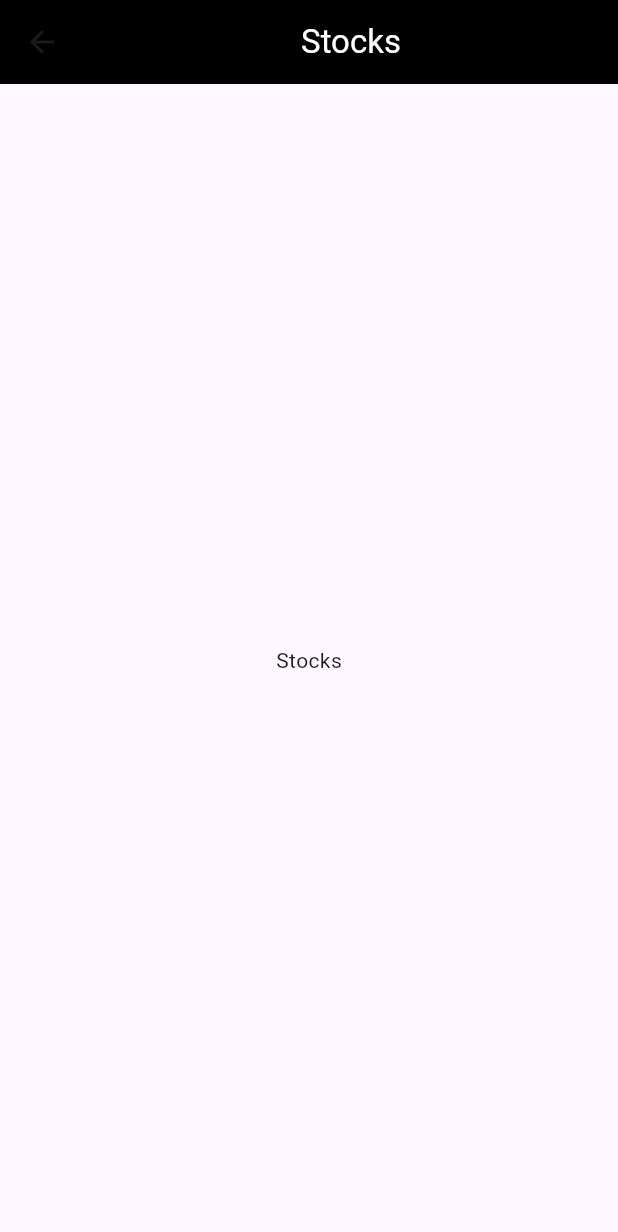
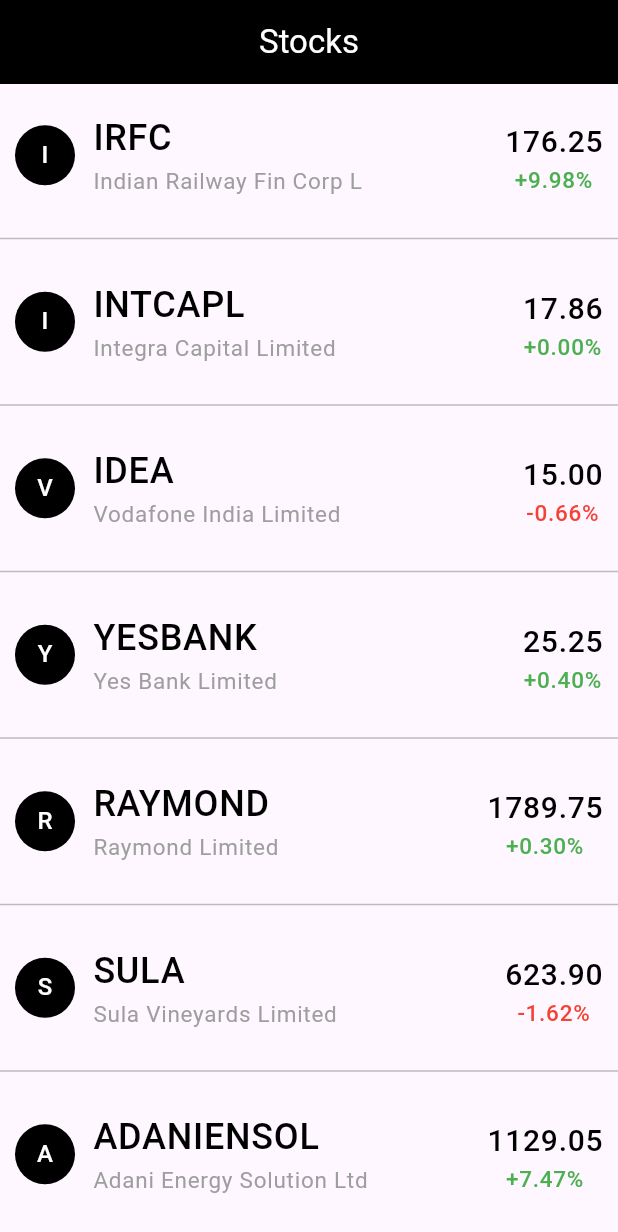
Before and after one commit to DINESH-JUMANI/Stockphoria, a Flutter app: the StocksScreen screen opened directly, on a phone screen of 412 x 824 dp. Shown: the top 1232 px of the screen. Run offline on Flutter 3.47's test engine with Material 3 defaults, Android fonts, the phone set to English and light mode, and no system bars; our stand-ins replace cloud_firestore, firebase_auth, firebase_core, flutter_riverpod; accounts and stored records are empty.

Commit message:
Added Dummy Stocks

```diff
--- /dev/null
+++ b/stock_app/lib/data/dummy_stocks.dart
@@ -0,0 +1,44 @@
+import 'package:stock_app/models/stock.dart';
+
+final dummyStocks = [
+  Stock(
+      symbol: "IRFC",
+      company: 'Indian Railway Fin Corp L',
+      price: 176.25,
+      changeInPrice: 9.98),
+  Stock(
+      symbol: "INTCAPL",
+      company: 'Integra Capital Limited',
+      price: 17.86,
+      changeInPrice: 0.0),
+  Stock(
+      symbol: "IDEA",
+      company: 'Vodafone India Limited',
+      price: 15.00,
+      changeInPrice: -0.66),
+  Stock(
+      symbol: "YESBANK",
+      company: 'Yes Bank Limited',
+      price: 25.25,
+      changeInPrice: 0.40),
+  Stock(
+      symbol: "RAYMOND",
+      company: 'Raymond Limited',
+      price: 1789.75,
+      changeInPrice: 0.30),
+  Stock(
+      symbol: "SULA",
+      company: 'Sula Vineyards Limited',
+      price: 623.90,
+      changeInPrice: -1.62),
+  Stock(
+      symbol: "ADANIENSOL",
+      company: 'Adani Energy Solution Ltd',
+      price: 1129.05,
+      changeInPrice: 7.47),
+  Stock(
+      symbol: "AZAD",
+      company: 'Azad Engineering Limited',
+      price: 678.10,
+      changeInPrice: 1.20),
+];
--- a/stock_app/lib/main.dart
+++ b/stock_app/lib/main.dart
@@ -2,6 +2,7 @@
 import 'package:flutter/material.dart';
 import 'package:stock_app/screens/login_screen.dart';
 import 'package:firebase_core/firebase_core.dart';
+import 'package:stock_app/screens/stocks.dart';
 import 'package:stock_app/screens/tabs.dart';
 import 'firebase_options.dart';
 
@@ -11,22 +12,23 @@
     options: DefaultFirebaseOptions.currentPlatform,
   );
   runApp(
-    MaterialApp(
+    const MaterialApp(
       debugShowCheckedModeBanner: false,
-      home: StreamBuilder(
-        stream: FirebaseAuth.instance.authStateChanges(),
-        builder: (ctx, snapshot) {
-          if (snapshot.connectionState == ConnectionState.waiting) {
-            return const CircularProgressIndicator();
-          }
+      home: StocksScreen(),
+      // home: StreamBuilder(
+      //   stream: FirebaseAuth.instance.authStateChanges(),
+      //   builder: (ctx, snapshot) {
+      //     if (snapshot.connectionState == ConnectionState.waiting) {
+      //       return const CircularProgressIndicator();
+      //     }
 
-          if (snapshot.hasData) {
-            return const Tabs();
-          }
+      //     if (snapshot.hasData) {
+      //       return const Tabs();
+      //     }
 
-          return const LoginScreen();
-        },
-      ),
+      //     return const LoginScreen();
+      //   },
+      // ),
     ),
   );
 }
--- /dev/null
+++ b/stock_app/lib/models/stock.dart
@@ -0,0 +1,12 @@
+class Stock {
+  final String symbol;
+  final String company;
+  final double price;
+  final double changeInPrice;
+
+  Stock(
+      {required this.symbol,
+      required this.company,
+      required this.price,
+      required this.changeInPrice});
+}
--- a/stock_app/lib/screens/stocks.dart
+++ b/stock_app/lib/screens/stocks.dart
@@ -1,10 +1,13 @@
 import 'package:flutter/material.dart';
+import 'package:flutter_riverpod/flutter_riverpod.dart';
+import 'package:stock_app/data/dummy_stocks.dart';
 
-class StocksScreen extends StatelessWidget {
-  const StocksScreen({Key? key}) : super(key: key);
+class StocksScreen extends ConsumerWidget {
+  const StocksScreen({super.key});
 
   @override
-  Widget build(BuildContext context) {
+  Widget build(BuildContext context, WidgetRef ref) {
+    final stocks = dummyStocks;
     return Scaffold(
       appBar: AppBar(
         title: const Center(
@@ -17,8 +20,85 @@
         ),
         backgroundColor: Colors.black,
       ),
-      body: const Center(
-        child: Text('Stocks'),
+      body: ListView.separated(
+        separatorBuilder: (context, index) {
+          return Divider(
+            color: Colors.grey.shade400,
+          );
+        },
+        itemCount: stocks.length,
+        itemBuilder: (ctx, index) {
+          final stock = stocks[index];
+          String price = stock.price.toStringAsFixed(2);
+          String changeInPrice = stock.changeInPrice.toStringAsFixed(2);
+          return ListTile(
+            contentPadding: const EdgeInsets.all(10),
+            title: Row(
+              mainAxisAlignment: MainAxisAlignment.start,
+              children: [
+                CircleAvatar(
+                  backgroundColor: Colors.black,
+                  child: Text(
+                    stock.company.characters.first,
+                    style: const TextStyle(color: Colors.white),
+                  ),
+                ),
+                const SizedBox(width: 12),
+                Column(
+                  crossAxisAlignment: CrossAxisAlignment.start,
+                  children: [
+                    Text(
+                      stock.symbol,
+                      style: const TextStyle(
+                        color: Colors.black,
+                        fontSize: 24,
+                        fontWeight: FontWeight.w500,
+                      ),
+                    ),
+                    Text(
+                      stock.company,
+                      style: const TextStyle(
+                        color: Colors.grey,
+                        fontSize: 15,
+                      ),
+                    ),
+                  ],
+                ),
+              ],
+            ),
+            trailing: Column(
+              mainAxisAlignment: MainAxisAlignment.end,
+              children: [
+                Text(
+                  price,
+                  style: const TextStyle(
+                    color: Colors.black,
+                    fontSize: 20,
+                    fontWeight: FontWeight.w500,
+                  ),
+                ),
+                if (stock.changeInPrice >= 0)
+                  Text(
+                    '+$changeInPrice%',
+                    textAlign: TextAlign.end,
+                    style: const TextStyle(
+                      color: Colors.green,
+                      fontSize: 15,
+                    ),
+                  )
+                else
+                  Text(
+                    '$changeInPrice%',
+                    textAlign: TextAlign.end,
+                    style: const TextStyle(
+                      color: Colors.red,
+                      fontSize: 15,
+                    ),
+                  ),
+              ],
+            ),
+          );
+        },
       ),
     );
   }
--- a/stock_app/pubspec.yaml
+++ b/stock_app/pubspec.yaml
@@ -38,6 +38,7 @@
   firebase_core: ^2.24.2
   firebase_auth: ^4.16.0
   cloud_firestore: ^4.14.0
+  flutter_riverpod: ^2.4.9
 
 dev_dependencies:
   flutter_test:
```
Also changed, not shown: stock_app/pubspec.lock.
